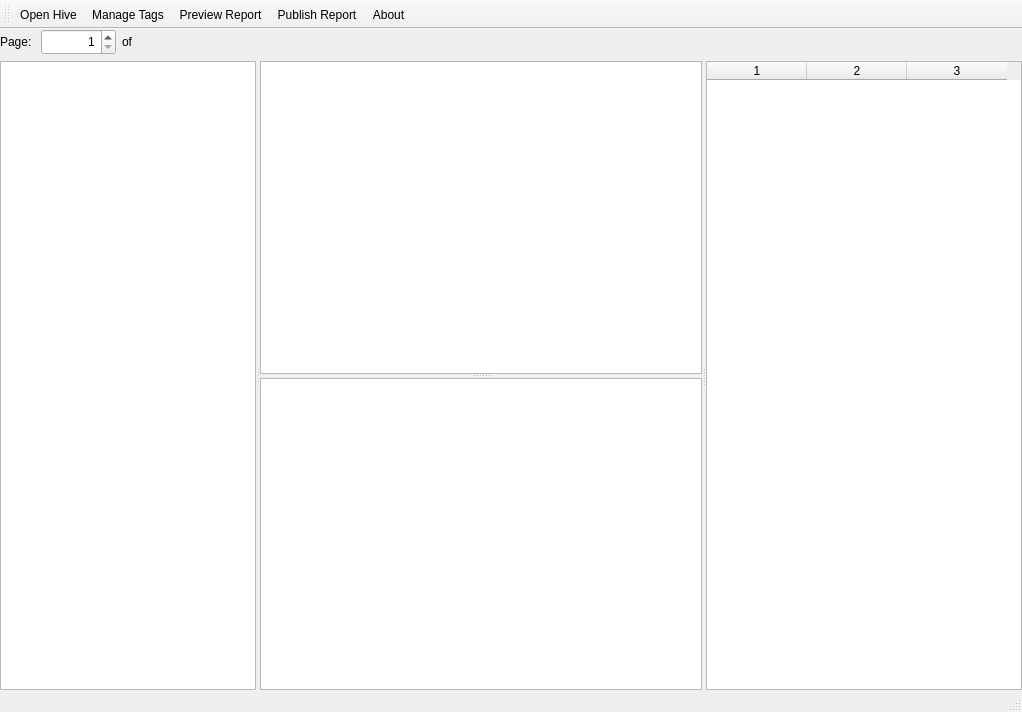
Above: wombatsqlite.ui from pjrinaldi/wombatsqlite before the change. Below: the same form after it.
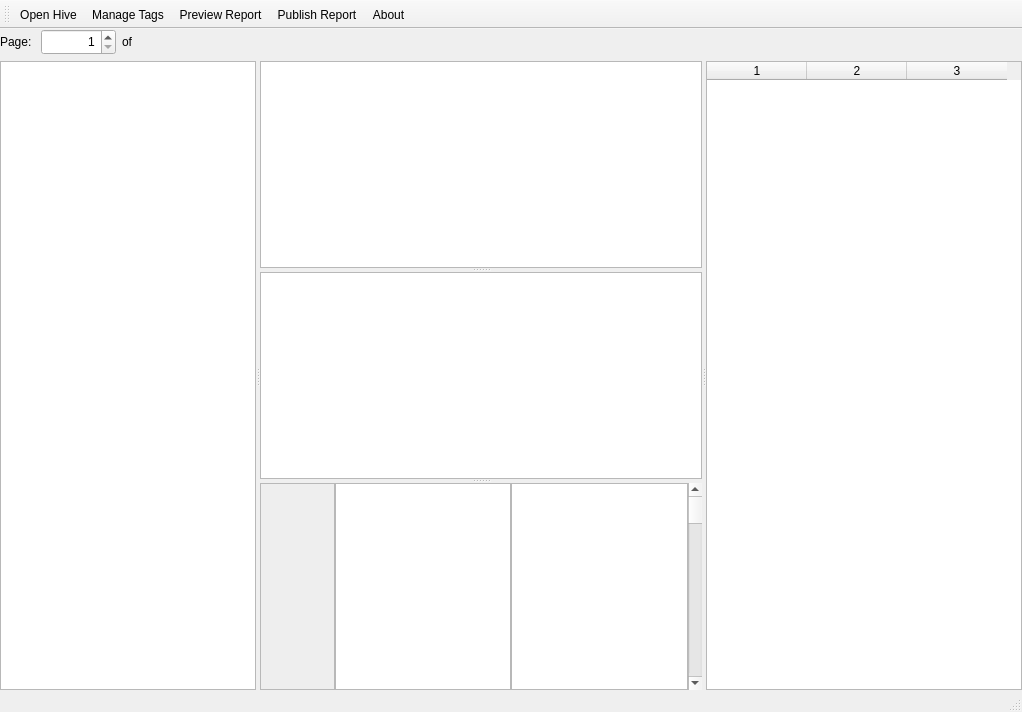
That is the form after the change. Icons and pictures are not drawn.

Commit message: trying out the 3 edit panes rather than 1.

Patch:
```diff
--- a/wombatsqlite.ui
+++ b/wombatsqlite.ui
@@ -182,6 +182,57 @@
          </sizepolicy>
         </property>
        </widget>
+       <widget class="QWidget" name="horizontalLayoutWidget">
+        <layout class="QHBoxLayout" name="horizontalLayout_2">
+         <property name="spacing">
+          <number>0</number>
+         </property>
+         <item>
+          <widget class="QPlainTextEdit" name="offsetedit">
+           <property name="sizePolicy">
+            <sizepolicy hsizetype="Fixed" vsizetype="Expanding">
+             <horstretch>0</horstretch>
+             <verstretch>0</verstretch>
+            </sizepolicy>
+           </property>
+           <property name="maximumSize">
+            <size>
+             <width>75</width>
+             <height>16777215</height>
+            </size>
+           </property>
+           <property name="styleSheet">
+            <string notr="true">background-color: #eee;</string>
+           </property>
+           <property name="verticalScrollBarPolicy">
+            <enum>Qt::ScrollBarAlwaysOff</enum>
+           </property>
+           <property name="horizontalScrollBarPolicy">
+            <enum>Qt::ScrollBarAlwaysOff</enum>
+           </property>
+           <property name="undoRedoEnabled">
+            <bool>false</bool>
+           </property>
+           <property name="readOnly">
+            <bool>true</bool>
+           </property>
+          </widget>
+         </item>
+         <item>
+          <widget class="QTextEdit" name="hexedit"/>
+         </item>
+         <item>
+          <widget class="QTextEdit" name="asciiedit"/>
+         </item>
+         <item>
+          <widget class="QScrollBar" name="editscrollbar">
+           <property name="orientation">
+            <enum>Qt::Vertical</enum>
+           </property>
+          </widget>
+         </item>
+        </layout>
+       </widget>
       </widget>
       <widget class="QTableWidget" name="propwidget">
        <property name="sizeAdjustPolicy">
```
Left out of the diff: 2 changed lines with no effect on the pictures. The commit also changes 1 other file.
